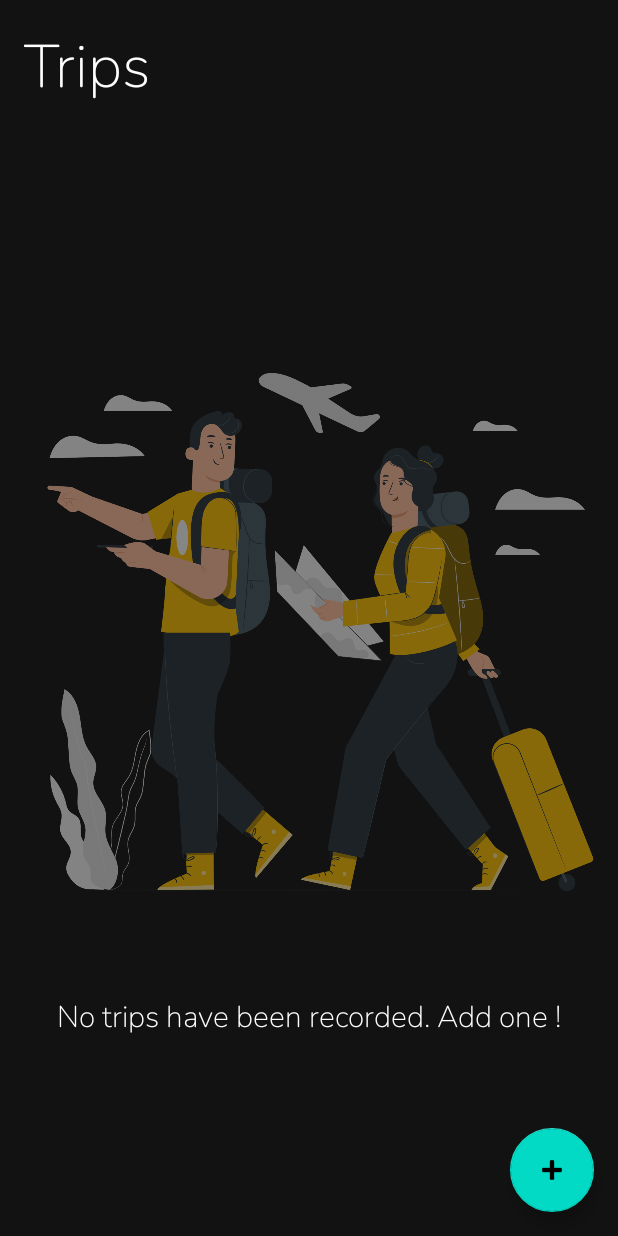
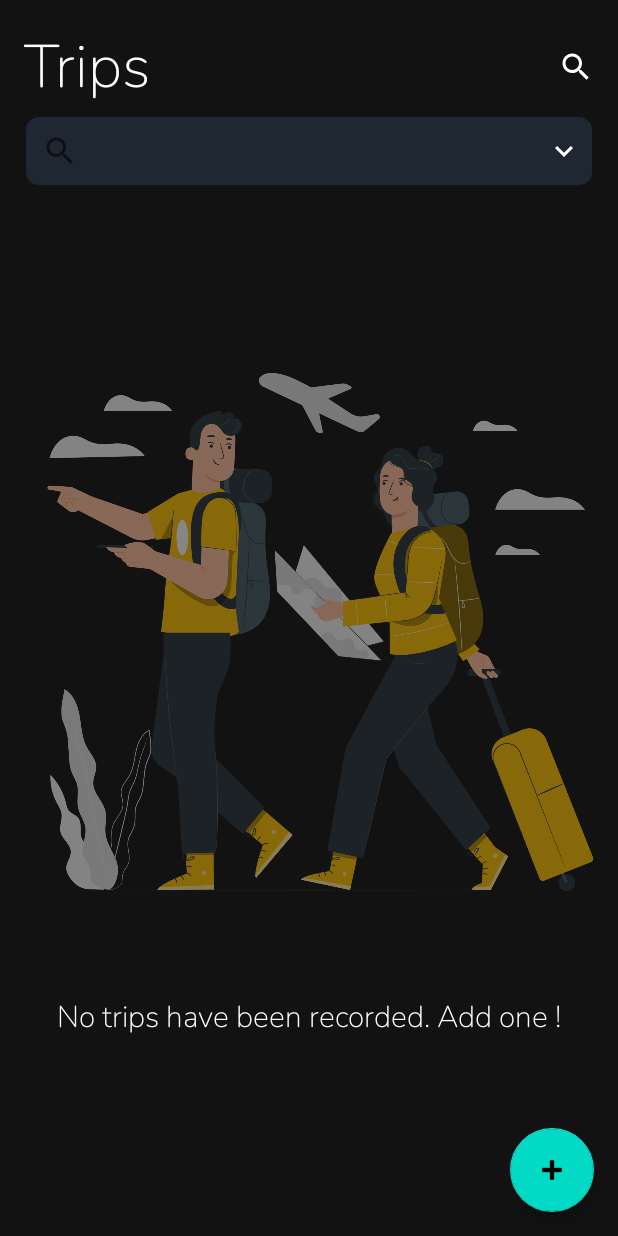
Before and after one commit to luong07734/manage-trips, an Android app: the screen it shows after launch (MainActivity), on a phone screen of 412 x 824 dp. Run offline under Robolectric (Android 15) with nearby library versions, the light colour scheme and no system bars.

Commit message:
Basic search by trip name
- search by trip name
- handle list item position to delete and update when search

```diff
--- a/app/src/main/java/com/example/tripmanagement/MainActivity.java
+++ b/app/src/main/java/com/example/tripmanagement/MainActivity.java
@@ -3,6 +3,7 @@ package com.example.tripmanagement;
 import androidx.appcompat.app.ActionBar;
 import androidx.appcompat.app.AlertDialog;
 import androidx.appcompat.app.AppCompatActivity;
+import androidx.appcompat.widget.SearchView;
 import androidx.recyclerview.widget.LinearLayoutManager;
 import androidx.recyclerview.widget.RecyclerView;
 
@@ -10,6 +11,7 @@ import android.app.Dialog;
 import android.content.DialogInterface;
 import android.content.Intent;
 import android.os.Bundle;
+import android.util.Log;
 import android.view.LayoutInflater;
 import android.view.View;
 
@@ -27,6 +29,7 @@ import android.app.DatePickerDialog;
 import android.widget.ImageView;
 import android.widget.RadioButton;
 import android.widget.RadioGroup;
+
 import android.widget.TextView;
 import android.widget.Toast;
 
@@ -48,7 +51,9 @@ public class MainActivity extends AppCompatActivity {
     TextView tvDeleteAll;
     ImageView ivBackground;
     TextView tvNoTrip;
-
+    SearchView svSearch;
+    String query = "";
+    ArrayList<Trip> filteredTripList = new ArrayList<>();
 
     @Override
     protected void onCreate(Bundle savedInstanceState) {
@@ -63,6 +68,7 @@ public class MainActivity extends AppCompatActivity {
         tvDeleteAll = findViewById(R.id.tv_delete_all);
         ivBackground = findViewById(R.id.iv_background_image);
         tvNoTrip = findViewById(R.id.tv_no_trip);
+        svSearch = findViewById(R.id.sv_search);
 
 
         // recyclerView settings
@@ -74,6 +80,7 @@ public class MainActivity extends AppCompatActivity {
         rvTrip.setAdapter(tripListAdapter);
         rvTrip.setLayoutManager(linearLayoutManager);
 
+        filterList(query);
         // add button onclick
         btnAdd.setOnClickListener(new View.OnClickListener() {
 
@@ -89,7 +96,7 @@ public class MainActivity extends AppCompatActivity {
         rvTrip.addOnItemTouchListener(touchListener);
 
         // delete all
-        tvDeleteAll.setOnClickListener(new View.OnClickListener(){
+        tvDeleteAll.setOnClickListener(new View.OnClickListener() {
 
             @Override
             public void onClick(View view) {
@@ -97,6 +104,34 @@ public class MainActivity extends AppCompatActivity {
             }
         });
 
+        // search
+        svSearch.setOnQueryTextListener(new SearchView.OnQueryTextListener() {
+            @Override
+            public boolean onQueryTextSubmit(String s) {
+                return false;
+            }
+
+            @Override
+            public boolean onQueryTextChange(String s) {
+                query = s;
+                filterList(s);
+                return false;
+            }
+        });
+
+    }
+
+    private void filterList(String text) {
+        filteredTripList.clear();
+        for (Trip trip : tripList) {
+            if (trip.getTripName().toLowerCase().contains(text.toLowerCase())) {
+                filteredTripList.add(trip);
+            }
+        }
+        tripListAdapter.setFilteredList(filteredTripList);
+        if (filteredTripList.isEmpty()) {
+            Toast.makeText(this, "No data found", Toast.LENGTH_SHORT).show();
+        }
     }
 
     private void showAddDialog() {
@@ -220,6 +255,7 @@ public class MainActivity extends AppCompatActivity {
                     tripList.addAll(TripDao.getAll(MainActivity.this));
                     Collections.reverse(tripList);
                     tripListAdapter.notifyDataSetChanged();
+                    filterList(query);
                     displaySuitableViewsWhenListIsEmptyAndViceVersa();
                     secondDialog.cancel();
                     parentDialog.cancel();
@@ -235,7 +271,7 @@ public class MainActivity extends AppCompatActivity {
 
     }
 
-    private void showEditDialog(int position) {
+    private void showEditDialog(Trip selectedTrip) {
         AlertDialog.Builder builder = new AlertDialog.Builder(this);
         LayoutInflater inflater = getLayoutInflater();
         View view = inflater.inflate(R.layout.dialog_edit_trip, null);
@@ -252,7 +288,6 @@ public class MainActivity extends AppCompatActivity {
         Button btnCancel = view.findViewById(R.id.edit_cancel_btn);
         Button btnUpdate = view.findViewById(R.id.update_trip_btn);
 
-        Trip selectedTrip = tripList.get(position);
         tietName.setText(selectedTrip.getTripName());
         tietDescription.setText(selectedTrip.getDescription());
         tietDestination.setText(selectedTrip.getDestination());
@@ -320,6 +355,7 @@ public class MainActivity extends AppCompatActivity {
                         tripList.addAll(TripDao.getAll(MainActivity.this));
                         Collections.reverse(tripList);
                         tripListAdapter.notifyDataSetChanged();
+                        filterList(query);
                         displaySuitableViewsWhenListIsEmptyAndViceVersa();
                         dialog.cancel();
                     } else {
@@ -335,15 +371,15 @@ public class MainActivity extends AppCompatActivity {
 
     }
 
-    private void swipeToDisplayMenu(){
+    private void swipeToDisplayMenu() {
         touchListener
                 .setClickable(new RecyclerTouchListener.OnRowClickListener() {
                     @Override
                     public void onRowClicked(int position) {
                         Intent intent = new Intent(MainActivity.this, ExpenseActivity.class);
-                        Trip selectedTrip = tripList.get(position);
-                        intent.putExtra("trip_id",selectedTrip.getTripId());
-                        intent.putExtra("trip_name",selectedTrip.getTripName());
+                        Trip selectedTrip = filteredTripList.get(position);
+                        intent.putExtra("trip_id", selectedTrip.getTripId());
+                        intent.putExtra("trip_name", selectedTrip.getTripName());
                         intent.putExtra("trip_destination", selectedTrip.getDestination());
                         intent.putExtra("trip_date", selectedTrip.getDate());
                         intent.putExtra("trip_description", selectedTrip.getDescription());
@@ -360,7 +396,8 @@ public class MainActivity extends AppCompatActivity {
                 .setSwipeable(R.id.rowFG, R.id.rowBG, new RecyclerTouchListener.OnSwipeOptionsClickListener() {
                     @Override
                     public void onSwipeOptionClicked(int viewID, int position) {
-                        Trip selectedTrip = tripList.get(position);
+                        Trip selectedTrip = filteredTripList.get(position);
+                        Log.i("test1", filteredTripList.toString());
                         switch (viewID) {
                             case R.id.delete_task:
                                 AlertDialog.Builder alertDialogDelete = new AlertDialog.Builder(
@@ -380,6 +417,7 @@ public class MainActivity extends AppCompatActivity {
                                                     tripList.addAll(TripDao.getAll(MainActivity.this));
                                                     Collections.reverse(tripList);
                                                     tripListAdapter.notifyDataSetChanged();
+                                                    filterList(query);
                                                     displaySuitableViewsWhenListIsEmptyAndViceVersa();
 
                                                 } else {
@@ -387,21 +425,19 @@ public class MainActivity extends AppCompatActivity {
                                                 }
                                             }
                                         });
-// Setting Negative "NO" Btn
+                                // Setting Negative "NO" Btn
                                 alertDialogDelete.setNegativeButton("NO",
                                         new DialogInterface.OnClickListener() {
                                             public void onClick(DialogInterface dialog, int which) {
                                                 dialog.cancel();
                                             }
                                         });
-
-// Showing Alert Dialog
+                                // Showing Alert Dialog
                                 alertDialogDelete.show();
-
 
                                 break;
                             case R.id.edit_task:
-                                showEditDialog(position);
+                                showEditDialog(selectedTrip);
                                 break;
 
                         }
@@ -409,7 +445,7 @@ public class MainActivity extends AppCompatActivity {
                 });
     }
 
-    private void showDeleteAllDialog(){
+    private void showDeleteAllDialog() {
         AlertDialog.Builder alertDialogDelete = new AlertDialog.Builder(
                 MainActivity.this);
         // Setting Dialog Title
@@ -446,12 +482,12 @@ public class MainActivity extends AppCompatActivity {
         alertDialogDelete.show();
     }
 
-    private void displaySuitableViewsWhenListIsEmptyAndViceVersa(){
-        if(tripList.isEmpty()){
+    private void displaySuitableViewsWhenListIsEmptyAndViceVersa() {
+        if (tripList.isEmpty()) {
             tvNoTrip.setVisibility(View.VISIBLE);
             ivBackground.setVisibility(View.VISIBLE);
             tvDeleteAll.setVisibility(View.GONE);
-        }else {
+        } else {
             tvNoTrip.setVisibility(View.GONE);
             ivBackground.setVisibility(View.GONE);
             tvDeleteAll.setVisibility(View.VISIBLE);
--- a/app/src/main/java/com/example/tripmanagement/adapter/TripListAdapter.java
+++ b/app/src/main/java/com/example/tripmanagement/adapter/TripListAdapter.java
@@ -228,4 +228,9 @@ public class TripListAdapter extends RecyclerView.Adapter<RecyclerView.ViewHolde
     public int getItemCount() {
         return tripList.size();
     }
+
+    public void setFilteredList(ArrayList<Trip> filteredList){
+        this.tripList = filteredList;
+        notifyDataSetChanged();
+    }
 }
--- /dev/null
+++ b/app/src/main/res/drawable/ic_baseline_keyboard_arrow_down_24.xml
@@ -0,0 +1,5 @@
+<vector android:height="24dp" android:tint="#FFFFFF"
+    android:viewportHeight="24" android:viewportWidth="24"
+    android:width="24dp" xmlns:android="http://schemas.android.com/apk/res/android">
+    <path android:fillColor="@android:color/white" android:pathData="M7.41,8.59L12,13.17l4.59,-4.58L18,10l-6,6 -6,-6 1.41,-1.41z"/>
+</vector>
--- /dev/null
+++ b/app/src/main/res/drawable/ic_baseline_search_24.xml
@@ -0,0 +1,5 @@
+<vector android:height="24dp" android:tint="#FFFFFF"
+    android:viewportHeight="24" android:viewportWidth="24"
+    android:width="24dp" xmlns:android="http://schemas.android.com/apk/res/android">
+    <path android:fillColor="@android:color/white" android:pathData="M15.5,14h-0.79l-0.28,-0.27C15.41,12.59 16,11.11 16,9.5 16,5.91 13.09,3 9.5,3S3,5.91 3,9.5 5.91,16 9.5,16c1.61,0 3.09,-0.59 4.23,-1.57l0.27,0.28v0.79l5,4.99L20.49,19l-4.99,-5zM9.5,14C7.01,14 5,11.99 5,9.5S7.01,5 9.5,5 14,7.01 14,9.5 11.99,14 9.5,14z"/>
+</vector>
--- a/app/src/main/res/layout/activity_main.xml
+++ b/app/src/main/res/layout/activity_main.xml
@@ -21,12 +21,58 @@
         app:layout_constraintLeft_toLeftOf="parent"
         app:layout_constraintTop_toTopOf="parent" />
 
+    <com.google.android.material.card.MaterialCardView
+        android:id="@+id/cv_search"
+        android:layout_marginTop="4dp"
+        android:layout_width="0dp"
+        android:layout_height="wrap_content"
+        android:layout_marginHorizontal="16dp"
+        app:cardCornerRadius="10dp"
+        app:layout_constraintEnd_toEndOf="parent"
+        app:layout_constraintStart_toStartOf="parent"
+        app:layout_constraintTop_toBottomOf="@id/tv_header"
+        app:strokeColor="@color/background"
+        app:cardBackgroundColor="@color/recycler_background"
+        app:strokeWidth="1dp">
+
+
+        <androidx.appcompat.widget.SearchView
+            android:id="@+id/sv_search"
+            android:layout_width="match_parent"
+            android:layout_height="wrap_content"
+            android:layout_marginEnd="24dp"
+            android:inputType="text"
+            app:queryHint="Search trips"
+
+            />
+
+        <ImageView
+            android:id="@+id/fragment_contact_list_iv_search_picker"
+            android:layout_width="wrap_content"
+            android:layout_height="wrap_content"
+            android:layout_gravity="end|center"
+            android:layout_marginHorizontal="8dp"
+            android:src="@drawable/ic_baseline_keyboard_arrow_down_24"
+            tools:ignore="ContentDescription" />
+    </com.google.android.material.card.MaterialCardView>
+
+    <ImageView
+        android:id="@+id/search_btn"
+
+        android:layout_width="wrap_content"
+        android:layout_height="wrap_content"
+        android:layout_margin="16dp"
+        android:src="@drawable/ic_baseline_search_24"
+        app:layout_constraintBottom_toBottomOf="@id/tv_header"
+        app:layout_constraintRight_toRightOf="parent"
+        app:layout_constraintTop_toTopOf="@id/tv_header" />
+
     <ImageView
         android:id="@+id/iv_background_image"
         android:layout_width="wrap_content"
         android:layout_height="wrap_content"
+        android:alpha=".5"
         android:src="@drawable/img_no_trip"
-        android:alpha=".5"
         app:layout_constraintEnd_toEndOf="parent"
         app:layout_constraintStart_toStartOf="parent"
         app:layout_constraintTop_toTopOf="parent" />
@@ -49,13 +95,13 @@
         android:layout_width="match_parent"
         android:layout_height="0dp"
         android:layout_marginStart="16dp"
-        android:layout_marginTop="16dp"
+        android:layout_marginTop="60dp"
         android:layout_marginEnd="16dp"
         android:layout_marginBottom="16dp"
         app:layout_constraintBottom_toTopOf="@id/add_btn"
         app:layout_constraintEnd_toEndOf="parent"
         app:layout_constraintStart_toStartOf="parent"
-        app:layout_constraintTop_toBottomOf="@id/tv_header">
+        app:layout_constraintTop_toBottomOf="@id/cv_search">
 
 
     </androidx.recyclerview.widget.RecyclerView>
```
